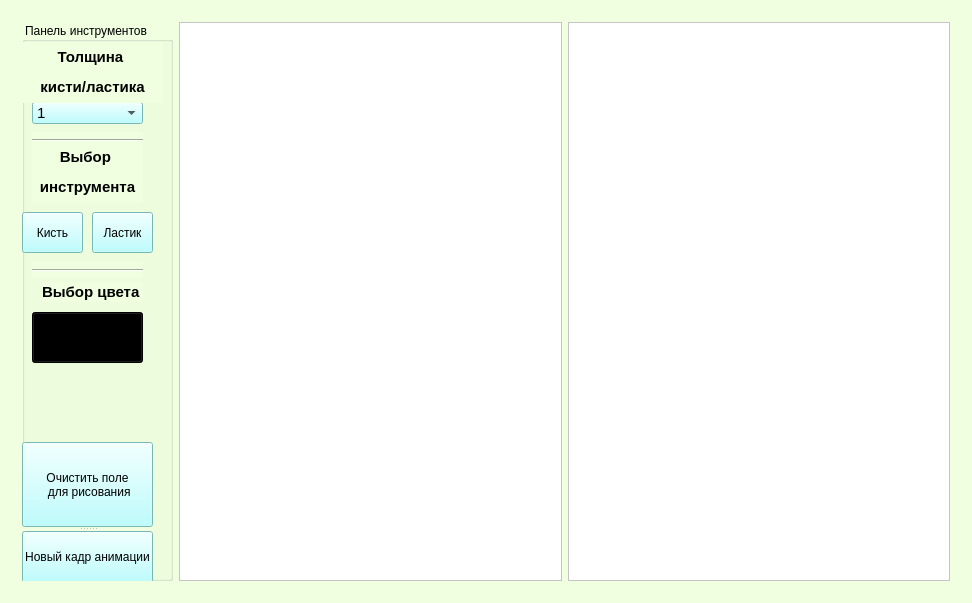
First picture: the form in paint.ui, repository moevm/gui-1h2018-37, before the edit.
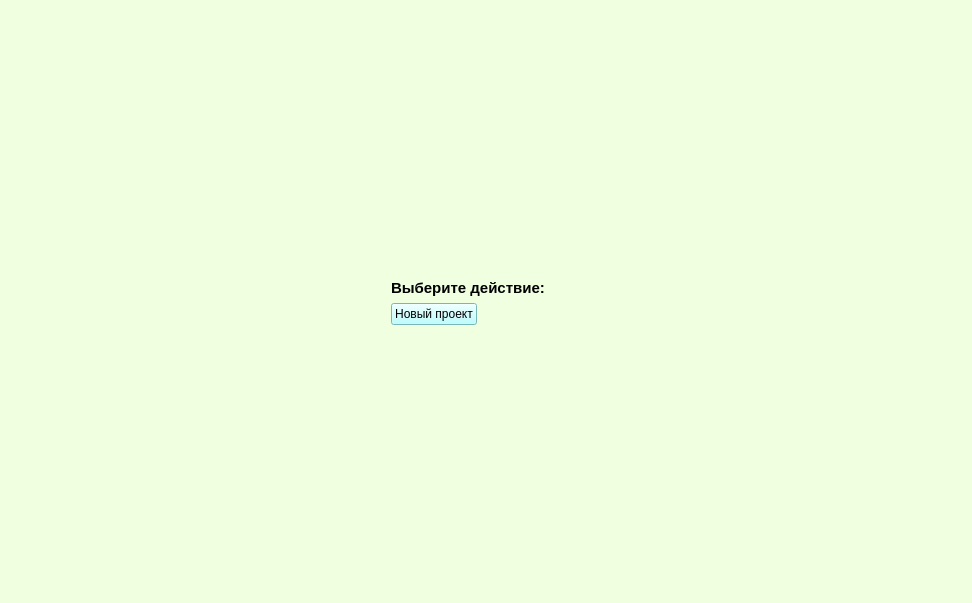
Second picture: the form after the edit. The open tabs and pages were chosen to show the change.

Commit message: Новая форма

Patch:
```diff
--- a/paint.ui
+++ b/paint.ui
@@ -447,6 +447,85 @@
        </item>
       </layout>
      </widget>
+	  <widget class="QWidget" name="page_5">
+      <layout class="QGridLayout" name="gridLayout">
+       <item row="3" column="6">
+        <spacer name="horizontalSpacer">
+         <property name="orientation">
+          <enum>Qt::Horizontal</enum>
+         </property>
+         <property name="sizeHint" stdset="0">
+          <size>
+           <width>40</width>
+           <height>20</height>
+          </size>
+         </property>
+        </spacer>
+       </item>
+       <item row="3" column="0">
+        <spacer name="horizontalSpacer_2">
+         <property name="orientation">
+          <enum>Qt::Horizontal</enum>
+         </property>
+         <property name="sizeHint" stdset="0">
+          <size>
+           <width>40</width>
+           <height>20</height>
+          </size>
+         </property>
+        </spacer>
+       </item>
+       <item row="0" column="4">
+        <spacer name="verticalSpacer">
+         <property name="orientation">
+          <enum>Qt::Vertical</enum>
+         </property>
+         <property name="sizeHint" stdset="0">
+          <size>
+           <width>20</width>
+           <height>40</height>
+          </size>
+         </property>
+        </spacer>
+       </item>
+       <item row="5" column="5">
+        <spacer name="verticalSpacer_2">
+         <property name="orientation">
+          <enum>Qt::Vertical</enum>
+         </property>
+         <property name="sizeHint" stdset="0">
+          <size>
+           <width>17</width>
+           <height>37</height>
+          </size>
+         </property>
+        </spacer>
+       </item>
+       <item row="1" column="2" colspan="2">
+        <widget class="QLabel" name="label_1">
+         <property name="text">
+          <string>&lt;html&gt;&lt;head/&gt;&lt;body&gt;&lt;p&gt;&lt;span style=&quot; font-size:11pt; font-weight:600;&quot;&gt;Выберите действие:&lt;/span&gt;&lt;/p&gt;&lt;/body&gt;&lt;/html&gt;</string>
+         </property>
+        </widget>
+       </item>
+       <item row="3" column="2">
+        <widget class="QPushButton" name="btnStart">
+         <property name="maximumSize">
+          <size>
+           <width>299</width>
+           <height>16777215</height>
+          </size>
+         </property>
+         <property name="styleSheet">
+          <string notr="true">background-color: rgb(170, 255, 255);</string>
+         </property>
+         <property name="text">
+          <string>Новый проект</string>
+         </property>
+        </widget>
+       </item>
+      </layout>
+     </widget>
     </widget>
    </item>
   </layout>
```
Left out of the diff: 6 changed lines with no effect on the pictures. The commit also changes 4 other files.
